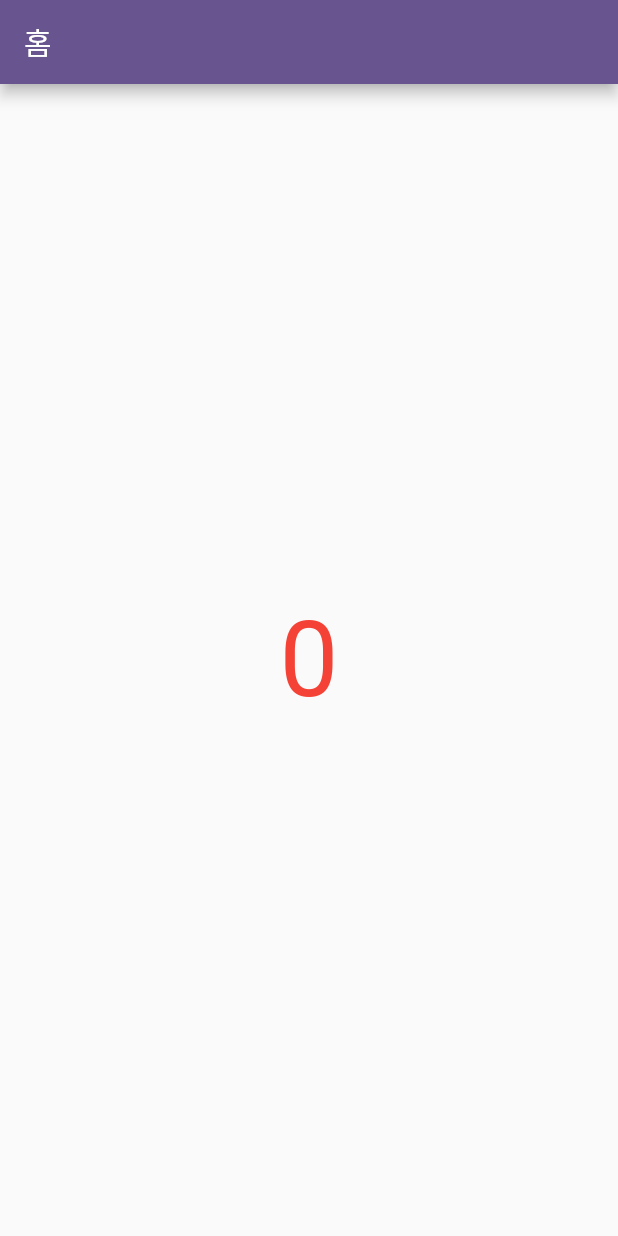
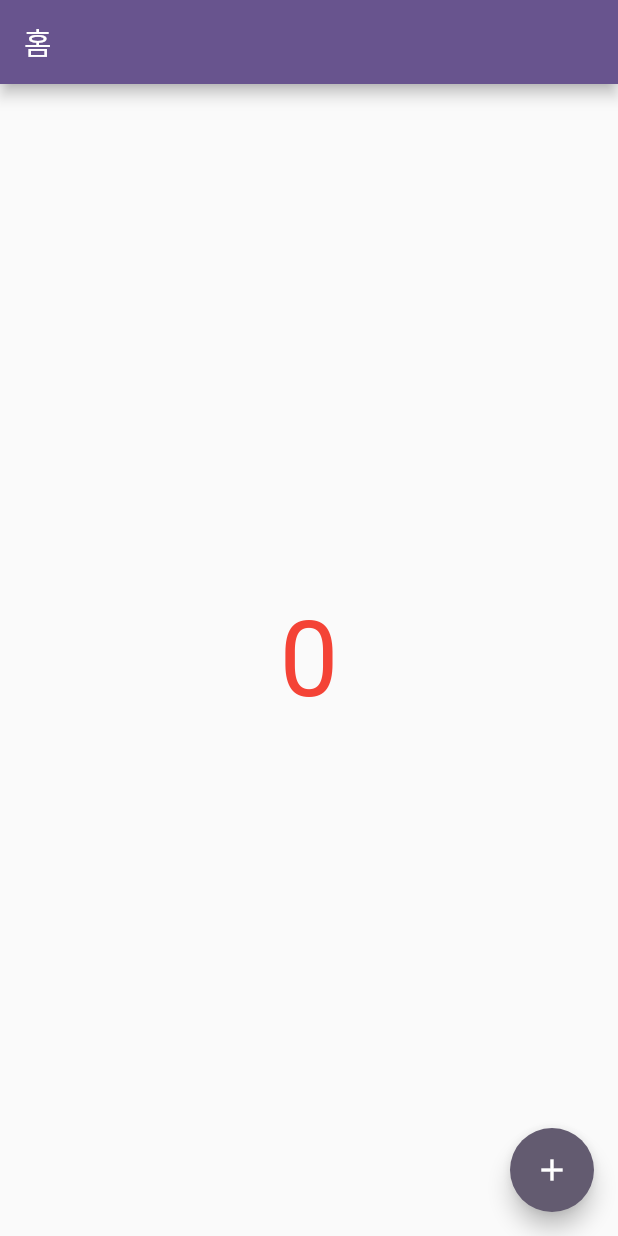
Before and after one commit to jungho1016/flutter_beginner, a Flutter app: the screen it shows after launch, on a phone screen of 412 x 824 dp. Run offline on Flutter 3.47's test engine with Material 2 defaults, Android fonts, the phone set to English and light mode, and no system bars.

Commit message:
017. FloatingActionButton 사용법, 문장, 세미콜론을 찍는 이유

```diff
--- a/lib/main.dart
+++ b/lib/main.dart
@@ -43,6 +43,12 @@ class _MyHomePageState extends State<MyHomePage> {
           ),
         ),
       ),
+      floatingActionButton: FloatingActionButton(
+        onPressed: () {
+          print('클릭');
+        },
+        child: Icon(Icons.add),
+      ),
     );
   }
 }
```
